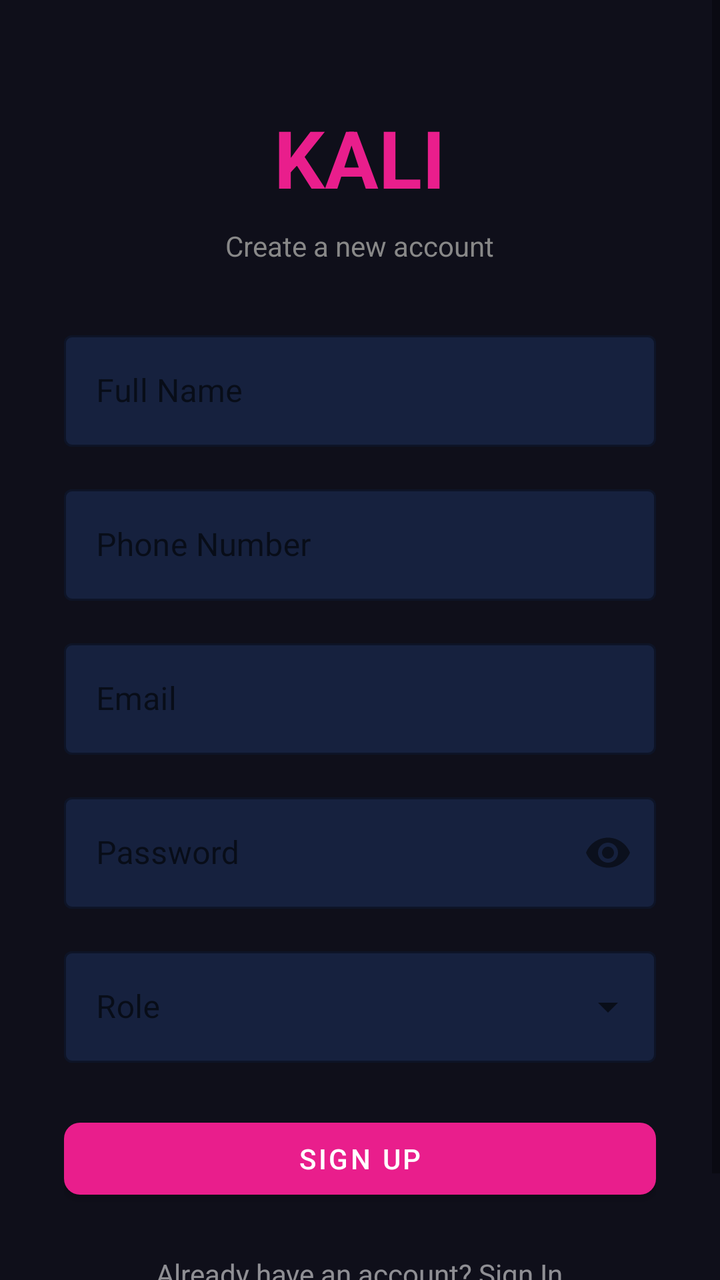
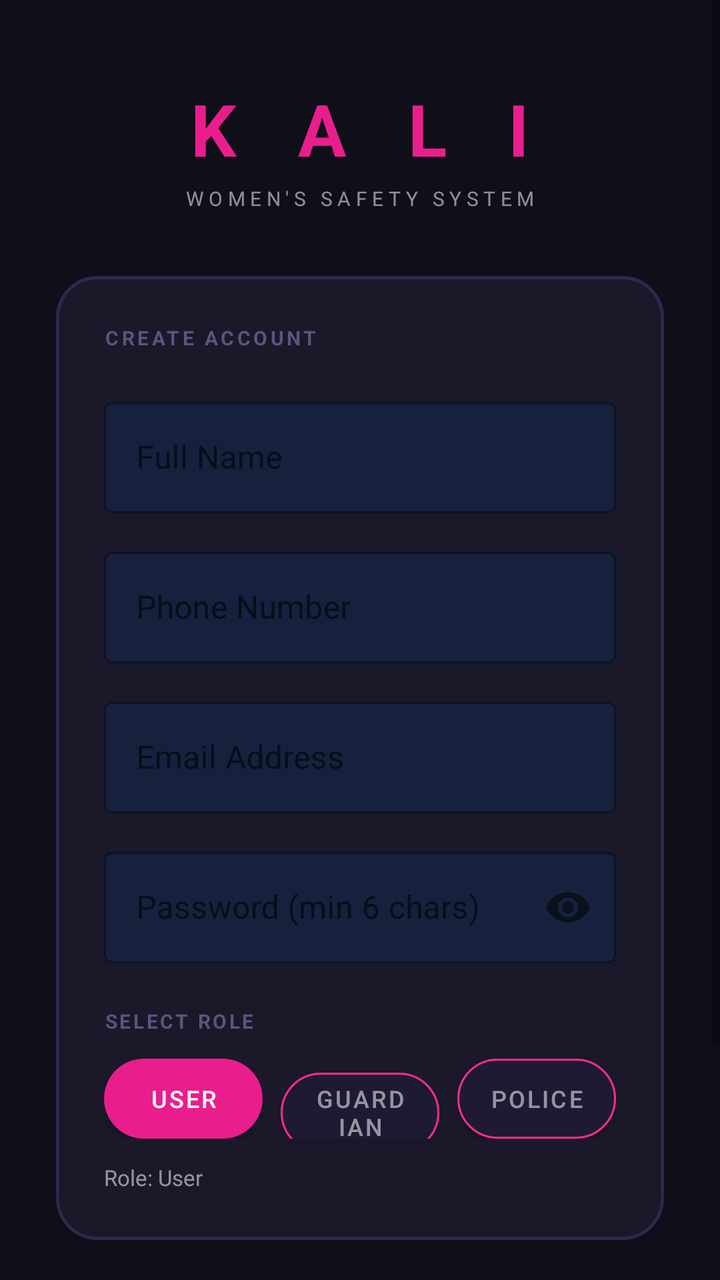

The first picture is an Android layout as it rendered before a commit; the second is the same layout after the commit. The layout source and the unified diff follow.
<!-- AndroidManifest.xml: application theme Theme.Kali -->
<!-- res/layout/activity_register.xml -->
<?xml version="1.0" encoding="utf-8"?>
<ScrollView xmlns:android="http://schemas.android.com/apk/res/android"
    xmlns:app="http://schemas.android.com/apk/res-auto"
    android:layout_width="match_parent"
    android:layout_height="match_parent"
    android:fillViewport="true"
    android:background="@color/kali_bg">

    <LinearLayout
        android:layout_width="match_parent"
        android:layout_height="wrap_content"
        android:orientation="vertical"
        android:gravity="center_horizontal"
        android:padding="32dp">

        <TextView
            android:text="KALI"
            android:textSize="40sp"
            android:textColor="@color/kali_pink"
            android:textStyle="bold"
            android:layout_marginTop="20dp"
            android:layout_marginBottom="8dp"
            android:layout_width="wrap_content"
            android:layout_height="wrap_content"/>

        <TextView
            android:text="Create a new account"
            android:textSize="14sp"
            android:textColor="#888888"
            android:layout_marginBottom="30dp"
            android:layout_width="wrap_content"
            android:layout_height="wrap_content"/>

        
        <com.google.android.material.textfield.TextInputLayout
            android:layout_width="match_parent"
            android:layout_height="wrap_content"
            android:layout_marginBottom="16dp"
            app:boxBackgroundColor="@color/kali_surface"
            style="@style/Widget.MaterialComponents.TextInputLayout.OutlinedBox">
            <com.google.android.material.textfield.TextInputEditText
                android:id="@+id/etName"
                android:hint="Full Name"
                android:inputType="textPersonName"
                android:textColor="@color/kali_text"
                android:layout_width="match_parent"
                android:layout_height="wrap_content"/>
        </com.google.android.material.textfield.TextInputLayout>

        
        <com.google.android.material.textfield.TextInputLayout
            android:layout_width="match_parent"
            android:layout_height="wrap_content"
            android:layout_marginBottom="16dp"
            app:boxBackgroundColor="@color/kali_surface"
            style="@style/Widget.MaterialComponents.TextInputLayout.OutlinedBox">
            <com.google.android.material.textfield.TextInputEditText
                android:id="@+id/etPhone"
                android:hint="Phone Number"
                android:inputType="phone"
                android:textColor="@color/kali_text"
                android:layout_width="match_parent"
                android:layout_height="wrap_content"/>
        </com.google.android.material.textfield.TextInputLayout>

        
        <com.google.android.material.textfield.TextInputLayout
            android:layout_width="match_parent"
            android:layout_height="wrap_content"
            android:layout_marginBottom="16dp"
            app:boxBackgroundColor="@color/kali_surface"
            style="@style/Widget.MaterialComponents.TextInputLayout.OutlinedBox">
            <com.google.android.material.textfield.TextInputEditText
                android:id="@+id/etEmail"
                android:hint="Email"
                android:inputType="textEmailAddress"
                android:textColor="@color/kali_text"
                android:layout_width="match_parent"
                android:layout_height="wrap_content"/>
        </com.google.android.material.textfield.TextInputLayout>

        
        <com.google.android.material.textfield.TextInputLayout
            android:layout_width="match_parent"
            android:layout_height="wrap_content"
            android:layout_marginBottom="16dp"
            app:boxBackgroundColor="@color/kali_surface"
            app:passwordToggleEnabled="true"
            style="@style/Widget.MaterialComponents.TextInputLayout.OutlinedBox">
            <com.google.android.material.textfield.TextInputEditText
                android:id="@+id/etPassword"
                android:hint="Password"
                android:inputType="textPassword"
                android:textColor="@color/kali_text"
                android:layout_width="match_parent"
                android:layout_height="wrap_content"/>
        </com.google.android.material.textfield.TextInputLayout>

        
        <com.google.android.material.textfield.TextInputLayout
            android:layout_width="match_parent"
            android:layout_height="wrap_content"
            android:layout_marginBottom="24dp"
            app:boxBackgroundColor="@color/kali_surface"
            style="@style/Widget.MaterialComponents.TextInputLayout.OutlinedBox.ExposedDropdownMenu">
            <AutoCompleteTextView
                android:id="@+id/actvRole"
                android:layout_width="match_parent"
                android:layout_height="wrap_content"
                android:hint="Role"
                android:textColor="@color/kali_text"
                android:inputType="none"/>
        </com.google.android.material.textfield.TextInputLayout>

        
        <com.google.android.material.button.MaterialButton
            android:id="@+id/btnRegister"
            android:text="Sign Up"
            app:backgroundTint="@color/kali_pink"
            android:textColor="@color/white"
            app:cornerRadius="8dp"
            android:layout_width="match_parent"
            android:layout_height="wrap_content"
            android:layout_marginBottom="24dp"/>

        
        <TextView
            android:id="@+id/tvSignInLink"
            android:text="Already have an account? Sign In"
            android:textColor="#88FFFFFF"
            android:textSize="14sp"
            android:gravity="center"
            android:clickable="true"
            android:focusable="true"
            android:foreground="?android:attr/selectableItemBackground"
            android:layout_width="wrap_content"
            android:layout_height="wrap_content"
            android:layout_marginBottom="20dp"/>

    </LinearLayout>
</ScrollView>
<!-- resources referenced by this layout -->
<resources>
  <color name="kali_bg">#0F0F1A</color>
  <color name="kali_pink">#E91E8C</color>
  <color name="kali_surface">#16213E</color>
  <color name="kali_text">#E0E0E0</color>
  <color name="white">#FFFFFF</color>
  <style name="Theme.Kali" parent="Theme.MaterialComponents.DayNight.NoActionBar">
          <item name="colorPrimary">@color/kali_pink</item>
          <item name="colorPrimaryDark">@color/kali_dark</item>
          <item name="colorAccent">@color/kali_pink</item>
          <item name="android:windowBackground">@color/kali_bg</item>
          <item name="android:statusBarColor">@color/kali_dark</item>
      </style>
  <color name="kali_dark">#1A1A2E</color>
</resources>

<!-- the commit's change to res/layout/activity_register.xml (unified diff, before → after) -->
@@ -11,121 +11,225 @@
         android:layout_height="wrap_content"
         android:orientation="vertical"
         android:gravity="center_horizontal"
-        android:padding="32dp">
-
+        android:paddingStart="28dp"
+        android:paddingEnd="28dp"
+        android:paddingTop="40dp"
+        android:paddingBottom="32dp">
+
+        
         <TextView
-            android:text="KALI"
-            android:textSize="40sp"
+            android:layout_width="wrap_content"
+            android:layout_height="wrap_content"
+            android:text="K A L I"
             android:textColor="@color/kali_pink"
+            android:textSize="36sp"
             android:textStyle="bold"
-            android:layout_marginTop="20dp"
-            android:layout_marginBottom="8dp"
+            android:letterSpacing="0.3"
+            android:layout_marginBottom="4dp" />
+
+        <TextView
             android:layout_width="wrap_content"
-            android:layout_height="wrap_content"/>
-
-        <TextView
-            android:text="Create a new account"
-            android:textSize="14sp"
-            android:textColor="#888888"
-            android:layout_marginBottom="30dp"
-            android:layout_width="wrap_content"
-            android:layout_height="wrap_content"/>
-
-        
-        <com.google.android.material.textfield.TextInputLayout
+            android:layout_height="wrap_content"
+            android:text="WOMEN'S SAFETY SYSTEM"
+            android:textColor="#88FFFFFF"
+            android:textSize="10sp"
+            android:letterSpacing="0.25"
+            android:layout_marginBottom="32dp" />
+
+        
+        <LinearLayout
             android:layout_width="match_parent"
             android:layout_height="wrap_content"
-            android:layout_marginBottom="16dp"
-            app:boxBackgroundColor="@color/kali_surface"
-            style="@style/Widget.MaterialComponents.TextInputLayout.OutlinedBox">
-            <com.google.android.material.textfield.TextInputEditText
-                android:id="@+id/etName"
-                android:hint="Full Name"
-                android:inputType="textPersonName"
-                android:textColor="@color/kali_text"
-                android:layout_width="match_parent"
-                android:layout_height="wrap_content"/>
-        </com.google.android.material.textfield.TextInputLayout>
-
-        
-        <com.google.android.material.textfield.TextInputLayout
-            android:layout_width="match_parent"
-            android:layout_height="wrap_content"
-            android:layout_marginBottom="16dp"
-            app:boxBackgroundColor="@color/kali_surface"
-            style="@style/Widget.MaterialComponents.TextInputLayout.OutlinedBox">
-            <com.google.android.material.textfield.TextInputEditText
-                android:id="@+id/etPhone"
-                android:hint="Phone Number"
-                android:inputType="phone"
-                android:textColor="@color/kali_text"
-                android:layout_width="match_parent"
-                android:layout_height="wrap_content"/>
-        </com.google.android.material.textfield.TextInputLayout>
-
-        
-        <com.google.android.material.textfield.TextInputLayout
-            android:layout_width="match_parent"
-            android:layout_height="wrap_content"
-            android:layout_marginBottom="16dp"
-            app:boxBackgroundColor="@color/kali_surface"
-            style="@style/Widget.MaterialComponents.TextInputLayout.OutlinedBox">
-            <com.google.android.material.textfield.TextInputEditText
-                android:id="@+id/etEmail"
-                android:hint="Email"
-                android:inputType="textEmailAddress"
-                android:textColor="@color/kali_text"
-                android:layout_width="match_parent"
-                android:layout_height="wrap_content"/>
-        </com.google.android.material.textfield.TextInputLayout>
-
-        
-        <com.google.android.material.textfield.TextInputLayout
-            android:layout_width="match_parent"
-            android:layout_height="wrap_content"
-            android:layout_marginBottom="16dp"
-            app:boxBackgroundColor="@color/kali_surface"
-            app:passwordToggleEnabled="true"
-            style="@style/Widget.MaterialComponents.TextInputLayout.OutlinedBox">
-            <com.google.android.material.textfield.TextInputEditText
-                android:id="@+id/etPassword"
-                android:hint="Password"
-                android:inputType="textPassword"
-                android:textColor="@color/kali_text"
-                android:layout_width="match_parent"
-                android:layout_height="wrap_content"/>
-        </com.google.android.material.textfield.TextInputLayout>
-
-        
-        <com.google.android.material.textfield.TextInputLayout
-            android:layout_width="match_parent"
-            android:layout_height="wrap_content"
-            android:layout_marginBottom="24dp"
-            app:boxBackgroundColor="@color/kali_surface"
-            style="@style/Widget.MaterialComponents.TextInputLayout.OutlinedBox.ExposedDropdownMenu">
-            <AutoCompleteTextView
-                android:id="@+id/actvRole"
-                android:layout_width="match_parent"
-                android:layout_height="wrap_content"
-                android:hint="Role"
-                android:textColor="@color/kali_text"
-                android:inputType="none"/>
-        </com.google.android.material.textfield.TextInputLayout>
+            android:orientation="vertical"
+            android:background="@drawable/bg_card_glass"
+            android:padding="24dp"
+            android:layout_marginBottom="20dp">
+
+            <TextView
+                android:layout_width="wrap_content"
+                android:layout_height="wrap_content"
+                android:text="CREATE ACCOUNT"
+                android:textColor="#59557D"
+                android:textSize="10sp"
+                android:textStyle="bold"
+                android:letterSpacing="0.15"
+                android:layout_marginBottom="20dp" />
+
+            
+            <com.google.android.material.textfield.TextInputLayout
+                android:layout_width="match_parent"
+                android:layout_height="wrap_content"
+                android:layout_marginBottom="14dp"
+                app:boxBackgroundColor="@color/kali_surface"
+                app:boxStrokeColor="@color/kali_pink"
+                app:hintTextColor="@color/kali_pink"
+                style="@style/Widget.MaterialComponents.TextInputLayout.OutlinedBox">
+                <com.google.android.material.textfield.TextInputEditText
+                    android:id="@+id/etName"
+                    android:layout_width="match_parent"
+                    android:layout_height="wrap_content"
+                    android:hint="Full Name"
+                    android:inputType="textPersonName"
+                    android:textColor="@color/kali_text" />
+            </com.google.android.material.textfield.TextInputLayout>
+
+            
+            <com.google.android.material.textfield.TextInputLayout
+                android:layout_width="match_parent"
+                android:layout_height="wrap_content"
+                android:layout_marginBottom="14dp"
+                app:boxBackgroundColor="@color/kali_surface"
+                app:boxStrokeColor="@color/kali_pink"
+                app:hintTextColor="@color/kali_pink"
+                style="@style/Widget.MaterialComponents.TextInputLayout.OutlinedBox">
+                <com.google.android.material.textfield.TextInputEditText
+                    android:id="@+id/etPhone"
+                    android:layout_width="match_parent"
+                    android:layout_height="wrap_content"
+                    android:hint="Phone Number"
+                    android:inputType="phone"
+                    android:textColor="@color/kali_text" />
+            </com.google.android.material.textfield.TextInputLayout>
+
+            
+            <com.google.android.material.textfield.TextInputLayout
+                android:layout_width="match_parent"
+                android:layout_height="wrap_content"
+                android:layout_marginBottom="14dp"
+                app:boxBackgroundColor="@color/kali_surface"
+                app:boxStrokeColor="@color/kali_pink"
+                app:hintTextColor="@color/kali_pink"
+                style="@style/Widget.MaterialComponents.TextInputLayout.OutlinedBox">
+                <com.google.android.material.textfield.TextInputEditText
+                    android:id="@+id/etEmail"
+                    android:layout_width="match_parent"
+                    android:layout_height="wrap_content"
+                    android:hint="Email Address"
+                    android:inputType="textEmailAddress"
+                    android:textColor="@color/kali_text" />
+            </com.google.android.material.textfield.TextInputLayout>
+
+            
+            <com.google.android.material.textfield.TextInputLayout
+                android:layout_width="match_parent"
+                android:layout_height="wrap_content"
+                android:layout_marginBottom="22dp"
+                app:boxBackgroundColor="@color/kali_surface"
+                app:boxStrokeColor="@color/kali_pink"
+                app:hintTextColor="@color/kali_pink"
+                app:passwordToggleEnabled="true"
+                style="@style/Widget.MaterialComponents.TextInputLayout.OutlinedBox">
+                <com.google.android.material.textfield.TextInputEditText
+                    android:id="@+id/etPassword"
+                    android:layout_width="match_parent"
+                    android:layout_height="wrap_content"
+                    android:hint="Password (min 6 chars)"
+                    android:inputType="textPassword"
+                    android:textColor="@color/kali_text" />
+            </com.google.android.material.textfield.TextInputLayout>
+
+            
+            <TextView
+                android:layout_width="wrap_content"
+                android:layout_height="wrap_content"
+                android:text="SELECT ROLE"
+                android:textColor="#59557D"
+                android:textSize="10sp"
+                android:textStyle="bold"
+                android:letterSpacing="0.12"
+                android:layout_marginBottom="12dp" />
+
+            
+            <LinearLayout
+                android:layout_width="match_parent"
+                android:layout_height="wrap_content"
+                android:orientation="horizontal"
+                android:weightSum="3"
+                android:layout_marginBottom="4dp">
+
+                <com.google.android.material.button.MaterialButton
+                    android:id="@+id/chipUser"
+                    android:layout_width="0dp"
+                    android:layout_height="40dp"
+                    android:layout_weight="1"
+                    android:layout_marginEnd="6dp"
+                    android:text="User"
+                    android:textSize="12sp"
+                    android:textColor="@color/white"
+                    android:insetTop="0dp"
+                    android:insetBottom="0dp"
+                    app:backgroundTint="@color/kali_pink"
+                    app:cornerRadius="20dp" />
+
+                <com.google.android.material.button.MaterialButton
+                    android:id="@+id/chipGuardian"
+                    android:layout_width="0dp"
+                    android:layout_height="40dp"
+                    android:layout_weight="1"
+                    android:layout_marginStart="3dp"
+                    android:layout_marginEnd="3dp"
+                    android:text="Guardian"
+                    android:textSize="12sp"
+                    android:textColor="#88FFFFFF"
+                    android:insetTop="0dp"
+                    android:insetBottom="0dp"
+                    app:backgroundTint="#1E1A33"
+                    app:strokeColor="#FF2D8A"
+                    app:strokeWidth="1dp"
+                    app:cornerRadius="20dp" />
+
+                <com.google.android.material.button.MaterialButton
+                    android:id="@+id/chipPolice"
+                    android:layout_width="0dp"
+                    android:layout_height="40dp"
+                    android:layout_weight="1"
+                    android:layout_marginStart="6dp"
+                    android:text="Police"
+                    android:textSize="12sp"
+                    android:textColor="#88FFFFFF"
+                    android:insetTop="0dp"
+                    android:insetBottom="0dp"
+                    app:backgroundTint="#1E1A33"
+                    app:strokeColor="#FF2D8A"
+                    app:strokeWidth="1dp"
+                    app:cornerRadius="20dp" />
+
+            </LinearLayout>
+
+            
+            <TextView
+                android:id="@+id/tvSelectedRole"
+                android:layout_width="wrap_content"
+                android:layout_height="wrap_content"
+                android:text="Role: User"
+                android:textColor="#88FFFFFF"
+                android:textSize="11sp"
+                android:layout_marginTop="8dp" />
+
+        </LinearLayout>
 
         
         <com.google.android.material.button.MaterialButton
             android:id="@+id/btnRegister"
-            android:text="Sign Up"
-            app:backgroundTint="@color/kali_pink"
+            android:layout_width="match_parent"
+            android:layout_height="54dp"
+            android:text="CREATE ACCOUNT"
             android:textColor="@color/white"
-            app:cornerRadius="8dp"
-            android:layout_width="match_parent"
-            android:layout_height="wrap_content"
-            android:layout_marginBottom="24dp"/>
+            android:textStyle="bold"
+            android:textSize="14sp"
+            android:letterSpacing="0.08"
+            android:insetTop="0dp"
+            android:insetBottom="0dp"
+            app:backgroundTint="@null"
+            android:background="@drawable/bg_gradient_button"
+            app:cornerRadius="12dp"
+            android:layout_marginBottom="20dp" />
 
         
         <TextView
             android:id="@+id/tvSignInLink"
+            android:layout_width="wrap_content"
+            android:layout_height="wrap_content"
             android:text="Already have an account? Sign In"
             android:textColor="#88FFFFFF"
             android:textSize="14sp"
@@ -133,9 +237,7 @@
             android:clickable="true"
             android:focusable="true"
             android:foreground="?android:attr/selectableItemBackground"
-            android:layout_width="wrap_content"
-            android:layout_height="wrap_content"
-            android:layout_marginBottom="20dp"/>
+            android:layout_marginBottom="20dp" />
 
     </LinearLayout>
 </ScrollView>
<!-- resource entries referenced after the edit -->
@@ -5,6 +5,26 @@
   <color name="kali_surface">#16213E</color>
   <color name="kali_text">#E0E0E0</color>
   <color name="white">#FFFFFF</color>
+  <!-- drawable bg_card_glass (drawable) -->
+  <?xml version="1.0" encoding="utf-8"?>
+  <shape xmlns:android="http://schemas.android.com/apk/res/android"
+      android:shape="rectangle">
+      <solid android:color="#1A1829"/>
+      <stroke
+          android:width="1.5dp"
+          android:color="#2D294D"/>
+      <corners android:radius="20dp"/>
+  </shape>
+  <!-- drawable bg_gradient_button (drawable) -->
+  <?xml version="1.0" encoding="utf-8"?>
+  <shape xmlns:android="http://schemas.android.com/apk/res/android"
+      android:shape="rectangle">
+      <gradient
+          android:startColor="#E91E8C"
+          android:endColor="#FF5C8A"
+          android:angle="0"/>
+      <corners android:radius="12dp"/>
+  </shape>
   <style name="Theme.Kali" parent="Theme.MaterialComponents.DayNight.NoActionBar">
           <item name="colorPrimary">@color/kali_pink</item>
           <item name="colorPrimaryDark">@color/kali_dark</item>
